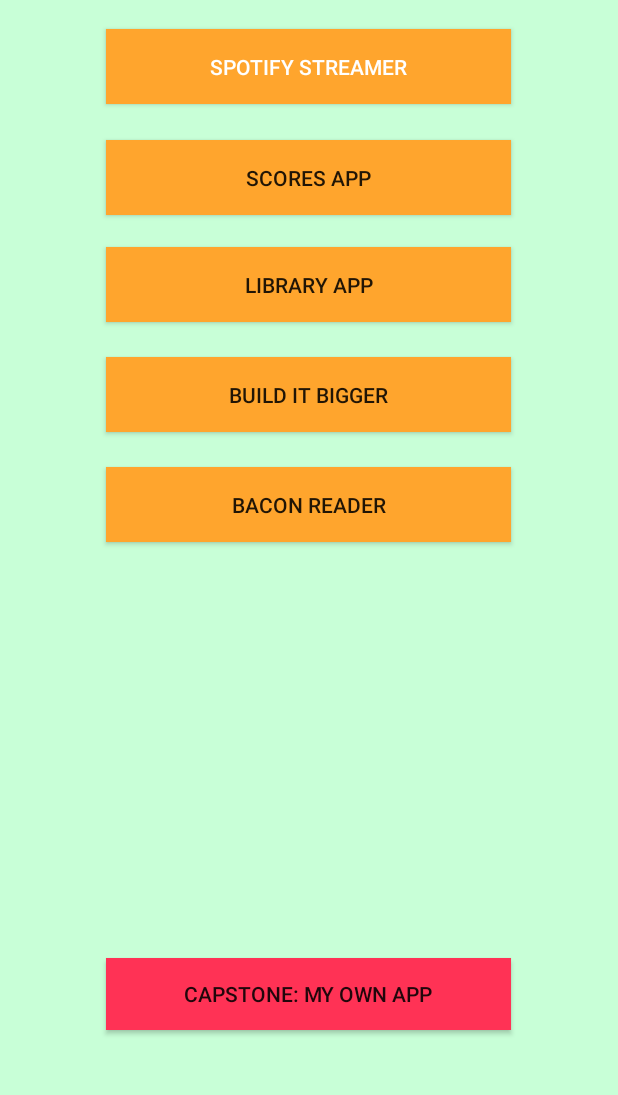
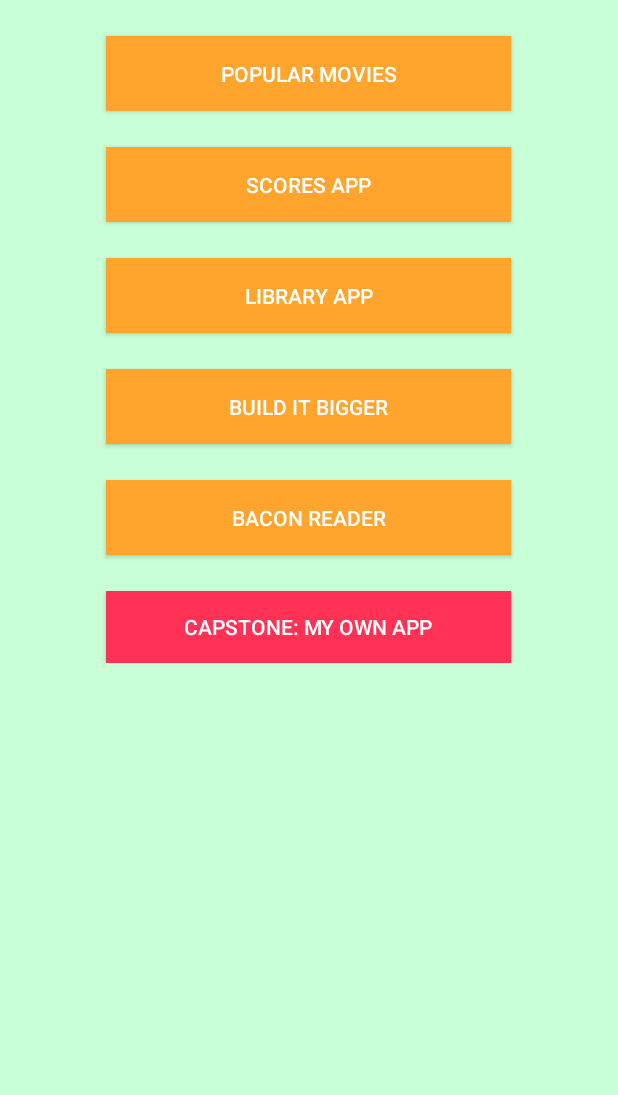
Before and after one commit to OlgaKuklina/Nanodegree, an Android app: the screen it shows after launch (MainActivity), on a phone screen of 412 x 824 dp, the part 141-1236 px from its top. Run offline under Robolectric (Android 15) with nearby library versions, the phone set to English and light mode, and no system bars.

Commit message:
Code refactoring & minor changes

```diff
--- a/app/src/main/java/com/example/android/myappportfolio/MainActivity.java
+++ b/app/src/main/java/com/example/android/myappportfolio/MainActivity.java
@@ -16,25 +16,25 @@
     protected void onCreate(Bundle savedInstanceState) {
         super.onCreate(savedInstanceState);
         setContentView(R.layout.activity_main);
-        Button button0 = (Button) findViewById(R.id.button0);
-        Button button1 = (Button) findViewById(R.id.button1);
-        Button button2 = (Button) findViewById(R.id.button2);
-        Button button3 = (Button) findViewById(R.id.button3);
-        Button button4 = (Button) findViewById(R.id.button4);
-        Button button5 = (Button) findViewById(R.id.button5);
+        Button popularMovies = (Button) findViewById(R.id.popular_movies);
+        Button scoresApp = (Button) findViewById(R.id.scores_app);
+        Button libraryApp = (Button) findViewById(R.id.library_app);
+        Button buildItBigger = (Button) findViewById(R.id.build_it_bigger);
+        Button baconReader = (Button) findViewById(R.id.bacon_reader);
+        Button capstoneMyownApp = (Button) findViewById(R.id.capstone_my_own_app);
 
-        button0.setOnClickListener(new View.OnClickListener() {
+        popularMovies.setOnClickListener(new View.OnClickListener() {
             @Override
             public void onClick(View v) {
                 Intent intent = new Intent(MainActivity.this, PopularMoviesActivity.class);
                 startActivity(intent);
             }
         });
-        button1.setOnClickListener(new ButtonOnClickListner(button1.getText()));
-        button2.setOnClickListener(new ButtonOnClickListner(button2.getText()));
-        button3.setOnClickListener(new ButtonOnClickListner(button3.getText()));
-        button4.setOnClickListener(new ButtonOnClickListner(button4.getText()));
-        button5.setOnClickListener(new ButtonOnClickListner(button5.getText()));
+        scoresApp.setOnClickListener(new ButtonOnClickListner(scoresApp.getText()));
+        libraryApp.setOnClickListener(new ButtonOnClickListner(libraryApp.getText()));
+        buildItBigger.setOnClickListener(new ButtonOnClickListner(buildItBigger.getText()));
+        baconReader.setOnClickListener(new ButtonOnClickListner(baconReader.getText()));
+        capstoneMyownApp.setOnClickListener(new ButtonOnClickListner(capstoneMyownApp.getText()));
 
     }
 
@@ -63,12 +63,12 @@
     private class ButtonOnClickListner implements View.OnClickListener {
         private final String toastString;
 
-        private ButtonOnClickListner(CharSequence buttonName){
+        private ButtonOnClickListner(CharSequence buttonName) {
             StringBuilder builder = new StringBuilder()
                     .append("This button will lounch my ")
                     .append(buttonName)
                     .append(" app!");
-            toastString =  builder.toString();
+            toastString = builder.toString();
         }
 
         public void onClick(View v) {
--- a/app/src/main/java/com/example/android/myappportfolio/PopularMoviesSettingsFragment.java
+++ b/app/src/main/java/com/example/android/myappportfolio/PopularMoviesSettingsFragment.java
@@ -10,6 +10,7 @@
  */
 public class PopularMoviesSettingsFragment extends PreferenceFragment {
     private static final String SHARED_PREF_NAME = "com.example.android.myappportfolio.popular.movies";
+
     @Override
     public void onCreate(Bundle savedInstanceState) {
         super.onCreate(savedInstanceState);
--- a/app/src/main/res/layout/activity_main.xml
+++ b/app/src/main/res/layout/activity_main.xml
@@ -1,85 +1,97 @@
-<RelativeLayout xmlns:android="http://schemas.android.com/apk/res/android"
-    xmlns:tools="http://schemas.android.com/tools" android:layout_width="match_parent"
-    android:layout_height="match_parent" android:paddingLeft="@dimen/activity_horizontal_margin"
+<ScrollView xmlns:android="http://schemas.android.com/apk/res/android"
+    xmlns:tools="http://schemas.android.com/tools"
+    android:layout_width="match_parent"
+    android:layout_height="match_parent"
+    android:background="@color/main_view_background_color"
+    tools:context="com.example.android.myappportfolio.MainActivity">
+
+<RelativeLayout
+    style="@style/AppTheme"
+    android:layout_width="match_parent"
+    android:layout_height="match_parent"
+    android:paddingBottom="@dimen/activity_vertical_margin"
+    android:paddingLeft="@dimen/activity_horizontal_margin"
     android:paddingRight="@dimen/activity_horizontal_margin"
-    android:paddingTop="@dimen/activity_vertical_margin"
-    android:paddingBottom="@dimen/activity_vertical_margin" tools:context=".MainActivity"
-    style="@style/AppTheme"
-    android:background="#c8ffd7">
+    android:paddingTop="@dimen/activity_vertical_margin">
 
     <TextView
+        android:id="@+id/my_nanodegree"
         style="@style/AppTheme"
-        android:text="@string/my_nanodegree_apps"
-        android:id="@+id/textView"
         android:layout_width="match_parent"
         android:layout_height="wrap_content"
         android:layout_alignParentEnd="true"
-        android:layout_marginLeft="20dp"
-        android:layout_marginTop="0dp"
-        android:layout_marginRight="20dp"
+        android:layout_marginLeft="@dimen/main_activity_popular_movies_title_layout_marginLeft"
+        android:layout_marginRight="@dimen/main_activity_popular_movies_title_layout_margin_right"
         android:gravity="center_horizontal"
+        android:text="@string/my_nanodegree_apps"
         android:textColor="@android:color/black"
         android:textSize="@dimen/my_nanodegree_text_size" />
 
     <Button
+        android:id="@+id/popular_movies"
         android:layout_width="@dimen/my_nanodegree_buttons_width"
         android:layout_height="@dimen/my_nanodegree_buttons_height"
+        android:layout_below="@+id/my_nanodegree"
+        android:layout_centerHorizontal="true"
+        android:layout_marginTop="@dimen/main_activity_popular_movies_button_layout_margin_top"
+        android:background="@color/main_activity_button_background_color"
         android:text="@string/spotify_streamer"
-        android:id="@+id/button0"
-        android:layout_marginTop="19dp"
-        android:layout_below="@+id/textView"
-        android:layout_centerHorizontal="true"
-        android:textColor="#ffffff"
-        android:background="#ffa52d" />
+        android:textColor="@color/main_activity_button_text_color" />
 
     <Button
+        android:id="@+id/scores_app"
         android:layout_width="@dimen/my_nanodegree_buttons_width"
         android:layout_height="@dimen/my_nanodegree_buttons_height"
+        android:layout_below="@+id/popular_movies"
+        android:layout_centerHorizontal="true"
+        android:layout_marginTop="@dimen/main_activity_popular_movies_button_layout_margin_top"
+        android:background="@color/main_activity_button_background_color"
         android:text="@string/scores_app"
-        android:id="@+id/button1"
-        android:background="#ffa52d"
-        android:layout_below="@+id/button0"
-        android:layout_centerHorizontal="true"
-        android:layout_marginTop="24dp" />
+        android:textColor="@color/main_activity_button_text_color" />
 
     <Button
+        android:id="@+id/library_app"
         android:layout_width="@dimen/my_nanodegree_buttons_width"
         android:layout_height="@dimen/my_nanodegree_buttons_height"
+        android:layout_below="@+id/scores_app"
+        android:layout_centerHorizontal="true"
+        android:layout_marginTop="@dimen/main_activity_popular_movies_button_layout_margin_top"
+        android:background="@color/main_activity_button_background_color"
         android:text="@string/library_app"
-        android:id="@+id/button2"
-        android:background="#ffa52d"
-        android:layout_below="@+id/button1"
-        android:layout_centerHorizontal="true"
-        android:layout_marginTop="21dp" />
+        android:textColor="@color/main_activity_button_text_color" />
 
     <Button
+        android:id="@+id/build_it_bigger"
         android:layout_width="@dimen/my_nanodegree_buttons_width"
         android:layout_height="@dimen/my_nanodegree_buttons_height"
+        android:layout_below="@+id/library_app"
+        android:layout_centerHorizontal="true"
+        android:layout_marginTop="@dimen/main_activity_popular_movies_button_layout_margin_top"
+        android:background="@color/main_activity_button_background_color"
         android:text="@string/Build_it_bigger"
-        android:id="@+id/button3"
-        android:background="#ffa52d"
-        android:layout_marginTop="23dp"
-        android:layout_below="@+id/button2"
-        android:layout_centerHorizontal="true" />
+        android:textColor="@color/main_activity_button_text_color" />
 
     <Button
+        android:id="@+id/bacon_reader"
         android:layout_width="@dimen/my_nanodegree_buttons_width"
         android:layout_height="@dimen/my_nanodegree_buttons_height"
+        android:layout_alignStart="@+id/build_it_bigger"
+        android:layout_below="@+id/build_it_bigger"
+        android:layout_marginTop="@dimen/main_activity_popular_movies_button_layout_margin_top"
+        android:background="@color/main_activity_button_background_color"
         android:text="@string/bacon_reader"
-        android:id="@+id/button4"
-        android:background="#ffa52d"
-        android:layout_marginTop="23dp"
-        android:layout_below="@+id/button3"
-        android:layout_alignStart="@+id/button3" />
+        android:textColor="@color/main_activity_button_text_color" />
 
     <Button
+        android:id="@+id/capstone_my_own_app"
         android:layout_width="@dimen/my_nanodegree_buttons_width"
         android:layout_height="wrap_content"
-        android:text="@string/capstone_myown_app"
-        android:id="@+id/button5"
-        android:background="#ff3255"
-        android:layout_alignParentBottom="true"
+        android:layout_below="@+id/bacon_reader"
         android:layout_centerHorizontal="true"
-        android:layout_marginBottom="27dp" />
+        android:layout_marginTop="@dimen/main_activity_popular_movies_button_layout_margin_top"
+        android:background="@color/main_activity_button_capstone_background_color"
+        android:text="@string/capstone_my_own_app"
+        android:textColor="@color/main_activity_button_text_color" />
 
 </RelativeLayout>
+</ScrollView>
--- a/app/src/main/res/menu/menu_main.xml
+++ b/app/src/main/res/menu/menu_main.xml
@@ -1,5 +1,9 @@
 <menu xmlns:android="http://schemas.android.com/apk/res/android"
-    xmlns:tools="http://schemas.android.com/tools" tools:context=".MainActivity">
-    <item android:id="@+id/action_settings" android:title="@string/action_settings"
-        android:orderInCategory="100" android:showAsAction="never" />
+    xmlns:tools="http://schemas.android.com/tools"
+    tools:context=".MainActivity">
+    <item
+        android:id="@+id/action_settings"
+        android:orderInCategory="100"
+        android:showAsAction="never"
+        android:title="@string/action_settings" />
 </menu>
--- a/app/src/main/res/menu/menu_movie_details_view.xml
+++ /dev/null
@@ -1,6 +0,0 @@
-<menu xmlns:android="http://schemas.android.com/apk/res/android"
-    xmlns:tools="http://schemas.android.com/tools"
-    tools:context="com.example.android.myappportfolio.MovieDetailsViewActivity">
-    <item android:id="@+id/action_settings" android:title="@string/action_settings"
-        android:orderInCategory="100" android:showAsAction="never" />
-</menu>
--- a/app/src/main/res/values/colors.xml
+++ b/app/src/main/res/values/colors.xml
@@ -5,5 +5,9 @@
     <color name= "detail_view_text_color">#FFFFFFFF</color>
     <color name= "detail_view_vote_average_text_color">#FF000000</color>
     <color name= "detail_view_movie_details_text_color">#FF828687</color>
+    <color name= "main_view_background_color">#FFC8FFD7</color>
+    <color name="main_activity_button_text_color">#FFFFFFFF</color>
+    <color name="main_activity_button_background_color">#FFFFA52D</color>
+    <color name="main_activity_button_capstone_background_color">#FFFF3255</color>
 
 </resources>
--- a/app/src/main/res/values/strings.xml
+++ b/app/src/main/res/values/strings.xml
@@ -2,12 +2,12 @@
     <string name="app_name">My App Portfolio</string>
     <string name="my_nanodegree_apps">My Nanodegree Apps!</string>
     <string name="action_settings">Settings</string>
-    <string name="spotify_streamer">SPOTIFY STREAMER</string>
+    <string name="spotify_streamer">POPULAR MOVIES</string>
     <string name="scores_app">SCORES APP</string>
     <string name="library_app">LIBRARY APP</string>
     <string name="Build_it_bigger">BUILD IT BIGGER</string>
     <string name="bacon_reader">BACON READER</string>
-    <string name="capstone_myown_app">CAPSTONE: MY OWN APP</string>
+    <string name="capstone_my_own_app">CAPSTONE: MY OWN APP</string>
     <string name="title_activity_artist_search">ArtistSearchActivity</string>
 
     <string name="hello_world">Hello world!</string>
@@ -17,4 +17,10 @@
     <string name="pref_sort_type">Sorting by</string>
     <string name="pref_sort_default">vote_average.desc</string>
     <string name="title_popular_movies_settings_activity">Popular Movie app Settings</string>
+
+    <string name="details_view_no_release_date">No release date</string>
+    <string name="details_view_no_description">No description</string>
+    <string name="details_view_text_minutes">min</string>
+    <string name="details_view_text_vote_average_divider">/10</string>
+
 </resources>
```
Also changed, not shown: app/src/main/java/com/example/android/myappportfolio/FetchDetailsMovieTask.java (deleted, +0 -59 lines), app/src/main/java/com/example/android/myappportfolio/FetchMovieTask.java (+5 -5 lines), app/src/main/java/com/example/android/myappportfolio/ImageAdapter.java (+6 -7 lines), app/src/main/java/com/example/android/myappportfolio/JSONLoader.java (+2 -6 lines), app/src/main/java/com/example/android/myappportfolio/MovieDetailsViewActivity.java (+14 -15 lines), app/src/main/java/com/example/android/myappportfolio/PopularMoviesActivity.java (+3 -4 lines), app/src/main/res/layout/activity_movie_details_view.xml (+29 -31 lines), app/src/main/res/layout/activity_popular_movies.xml (+4 -5 lines), app/src/main/res/menu/menu_popular_movies.xml (+5 -2 lines), app/src/main/res/values/dimens.xml (+37 -0 lines). Lines whose indentation alone changed are shown as unchanged.
